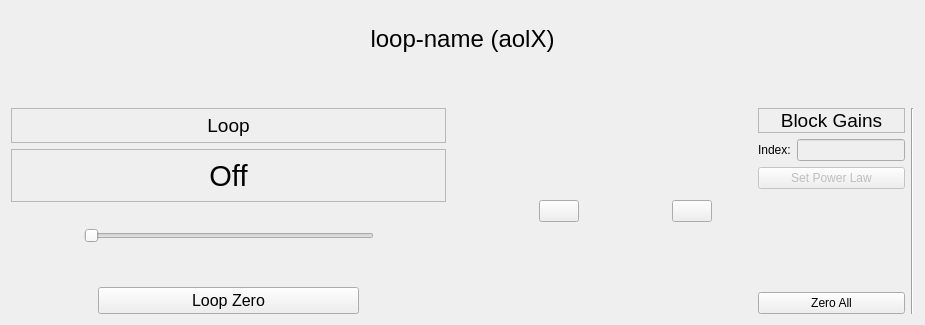
Before: the Qt Designer form gui/widgets/loopCtrl/loopCtrl.ui in magao-x/MagAOX, drawn with Qt 5.
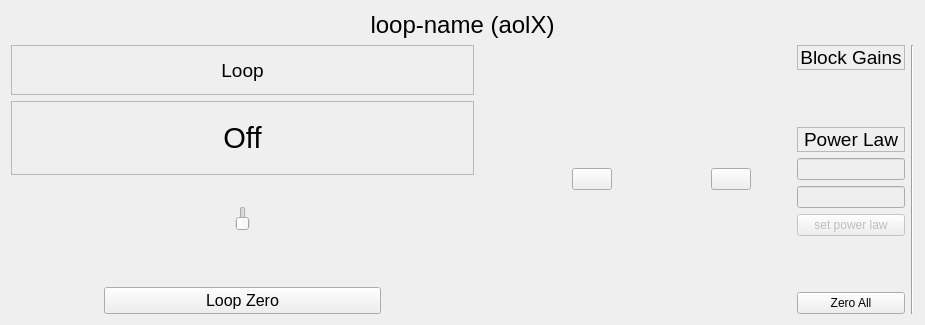
After: the same form once the commit is applied. Custom widgets are drawn as their Qt base class.

```diff
--- a/gui/widgets/loopCtrl/loopCtrl.ui
+++ b/gui/widgets/loopCtrl/loopCtrl.ui
@@ -98,7 +98,7 @@
           </spacer>
          </item>
          <item>
-          <layout class="QHBoxLayout" name="horizontalLayout_8" stretch="1,4,1">
+          <layout class="QHBoxLayout" name="horizontalLayout_8" stretch="1,10,1">
            <item>
             <spacer name="horizontalSpacer_3">
              <property name="orientation">
@@ -117,9 +117,6 @@
              <property name="focusPolicy">
               <enum>Qt::NoFocus</enum>
              </property>
-             <property name="orientation">
-              <enum>Qt::Horizontal</enum>
-             </property>
             </widget>
            </item>
            <item>
@@ -263,22 +260,49 @@
           </widget>
          </item>
          <item>
-          <layout class="QHBoxLayout" name="horizontalLayout_3">
+          <spacer name="verticalSpacer_5">
+           <property name="orientation">
+            <enum>Qt::Vertical</enum>
+           </property>
+           <property name="sizeHint" stdset="0">
+            <size>
+             <width>20</width>
+             <height>40</height>
+            </size>
+           </property>
+          </spacer>
+         </item>
            <item>
-            <widget class="QLabel" name="label">
+          <widget class="QLabel" name="label_powerLaw">
+           <property name="font">
+            <font>
+             <pointsize>14</pointsize>
+            </font>
+           </property>
+           <property name="frameShape">
+            <enum>QFrame::StyledPanel</enum>
+           </property>
              <property name="text">
-              <string>Index:</string>
-             </property>
+            <string>Power Law</string>
+           </property>
+           <property name="alignment">
+            <set>Qt::AlignCenter</set>
+           </property>
             </widget>
            </item>
            <item>
-            <widget class="QLineEdit" name="lineEdit_index">
+          <widget class="xqt::statusEntry" name="powerLawIndex">
              <property name="enabled">
               <bool>false</bool>
              </property>
             </widget>
            </item>
-          </layout>
+         <item>
+          <widget class="xqt::statusEntry" name="powerLawFloor">
+           <property name="enabled">
+            <bool>false</bool>
+           </property>
+          </widget>
          </item>
          <item>
           <widget class="QPushButton" name="button_setplaw">
@@ -286,7 +310,7 @@
             <bool>false</bool>
            </property>
            <property name="text">
-            <string>Set Power Law</string>
+            <string>set power law</string>
            </property>
           </widget>
          </item>
@@ -331,6 +355,16 @@
    <extends>QPushButton</extends>
    <header>../xWidgets/gainCtrl.hpp</header>
   </customwidget>
+  <customwidget>
+   <class>xqt::toggleSlider</class>
+   <extends>QSlider</extends>
+   <header>../xWidgets/toggleSlider.hpp</header>
+  </customwidget>
+  <customwidget>
+   <class>xqt::statusEntry</class>
+   <extends>QLineEdit</extends>
+   <header>statusEntry.hpp</header>
+  </customwidget>
  </customwidgets>
  <resources/>
  <connections/>
```
Left out of the diff: 2 changed lines with no effect on the pictures. Lines whose indentation alone changed are shown as unchanged.
